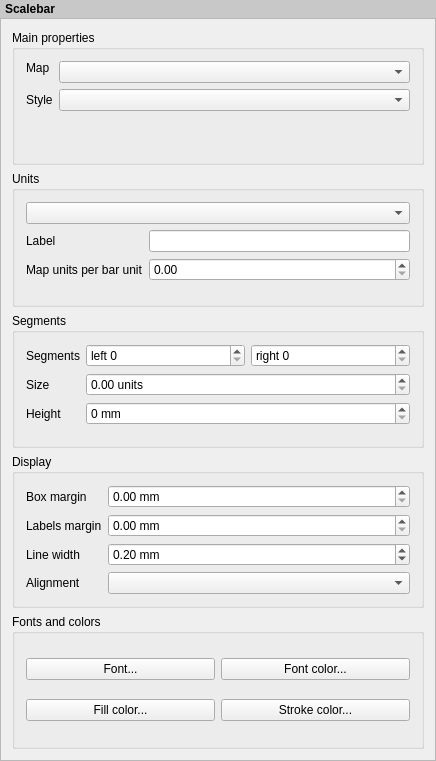
carsmie/QGIS, file src/ui/qgscomposerscalebarwidgetbase.ui: the form before one commit.
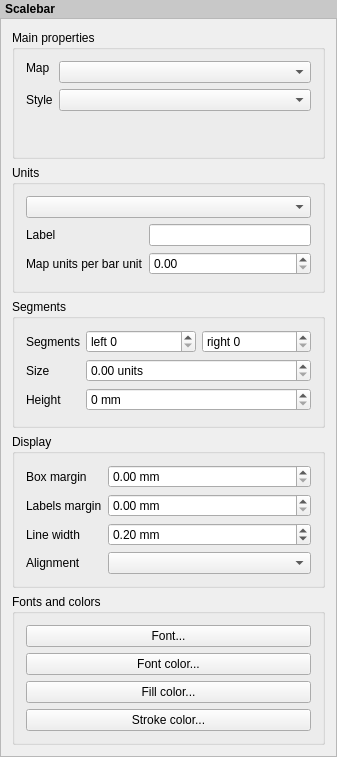
The form after the commit. Custom widgets are drawn as their Qt base class.

The edit to the form file:
```diff
--- a/src/ui/qgscomposerscalebarwidgetbase.ui
+++ b/src/ui/qgscomposerscalebarwidgetbase.ui
@@ -6,8 +6,8 @@
    <rect>
     <x>0</x>
     <y>0</y>
-    <width>436</width>
-    <height>761</height>
+    <width>337</width>
+    <height>757</height>
    </rect>
   </property>
   <property name="sizePolicy">
@@ -52,8 +52,8 @@
        <rect>
         <x>0</x>
         <y>0</y>
-        <width>434</width>
-        <height>739</height>
+        <width>320</width>
+        <height>792</height>
        </rect>
       </property>
       <layout class="QVBoxLayout" name="mainLayout">
@@ -388,8 +388,6 @@
          </property>
          <layout class="QVBoxLayout" name="verticalLayout_2">
           <item>
-           <layout class="QHBoxLayout" name="horizontalLayout2">
-            <item>
              <widget class="QPushButton" name="mFontButton">
               <property name="sizePolicy">
                <sizepolicy hsizetype="Preferred" vsizetype="Fixed">
@@ -409,10 +407,6 @@
               </property>
              </widget>
             </item>
-           </layout>
-          </item>
-          <item>
-           <layout class="QHBoxLayout" name="horizontalLayout3">
             <item>
              <widget class="QPushButton" name="mColorPushButton">
               <property name="text">
@@ -426,8 +420,6 @@
                <string>Stroke color...</string>
               </property>
              </widget>
-            </item>
-           </layout>
           </item>
          </layout>
         </widget>
```
Left out of the diff: 10 changed lines with no effect on the pictures. Lines whose indentation alone changed are shown as unchanged.
